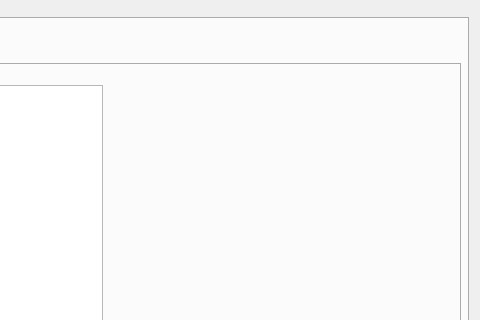
nsidaris/GitGood, file QT/mainwindow.ui: the form before one commit; both pictures show x 672 to 1152 and y 84 to 404 of the 1152 by 740 pixel window.
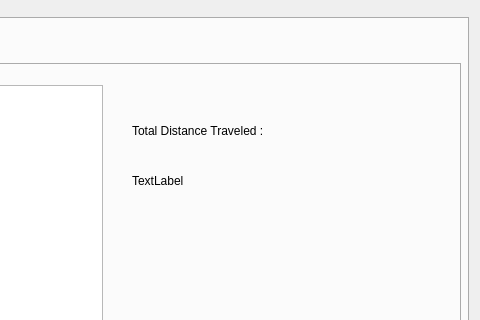
The form after the commit. Icons and pictures are not drawn.

Commit message:
goes in order specified. need to fix distances
distances between each trip need to be fixed. displaying wrong number.

```diff
--- a/QT/mainwindow.ui
+++ b/QT/mainwindow.ui
@@ -675,6 +675,32 @@
            <string>TextLabel</string>
           </property>
          </widget>
+         <widget class="QLabel" name="label_11">
+          <property name="geometry">
+           <rect>
+            <x>750</x>
+            <y>40</y>
+            <width>211</width>
+            <height>31</height>
+           </rect>
+          </property>
+          <property name="text">
+           <string>Total Distance Traveled : </string>
+          </property>
+         </widget>
+         <widget class="QLabel" name="totDistLabel">
+          <property name="geometry">
+           <rect>
+            <x>750</x>
+            <y>80</y>
+            <width>301</width>
+            <height>51</height>
+           </rect>
+          </property>
+          <property name="text">
+           <string>TextLabel</string>
+          </property>
+         </widget>
         </widget>
         <widget class="QWidget" name="page">
          <widget class="QDialogButtonBox" name="buttonBox">
```
Left out of the diff: 37 changed lines with no effect on the pictures. The commit also changes 5 other files.
